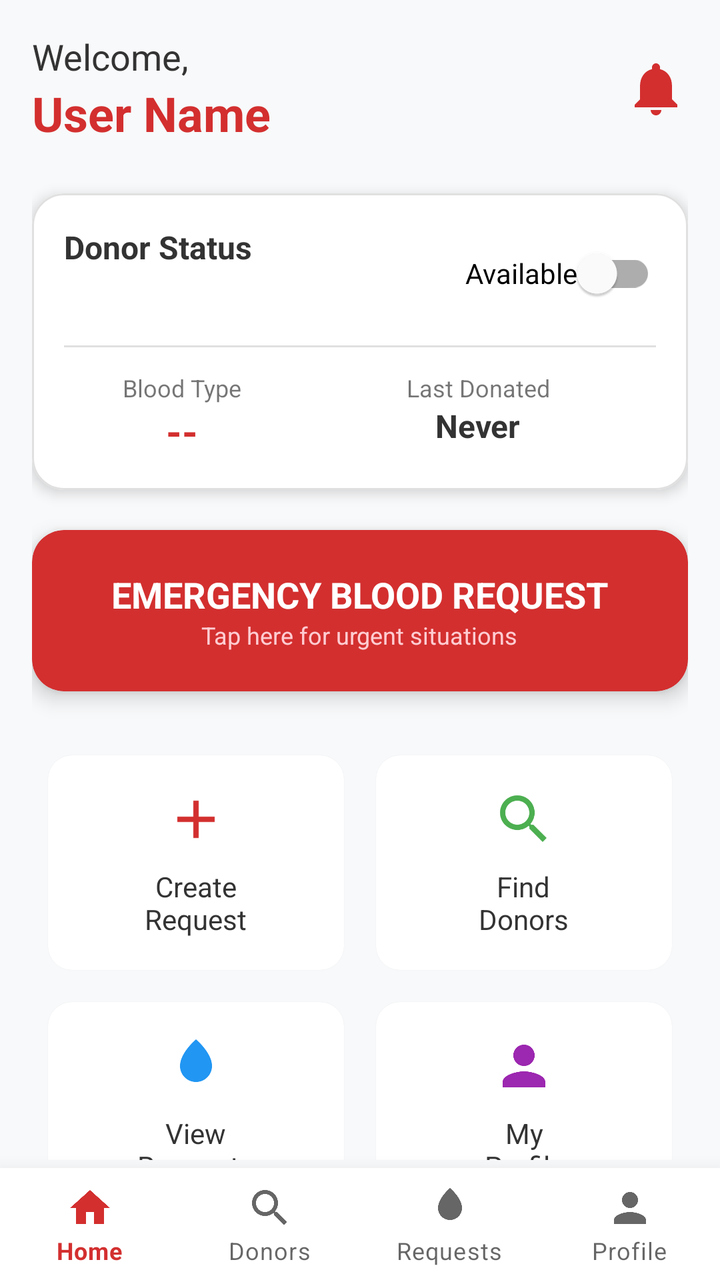
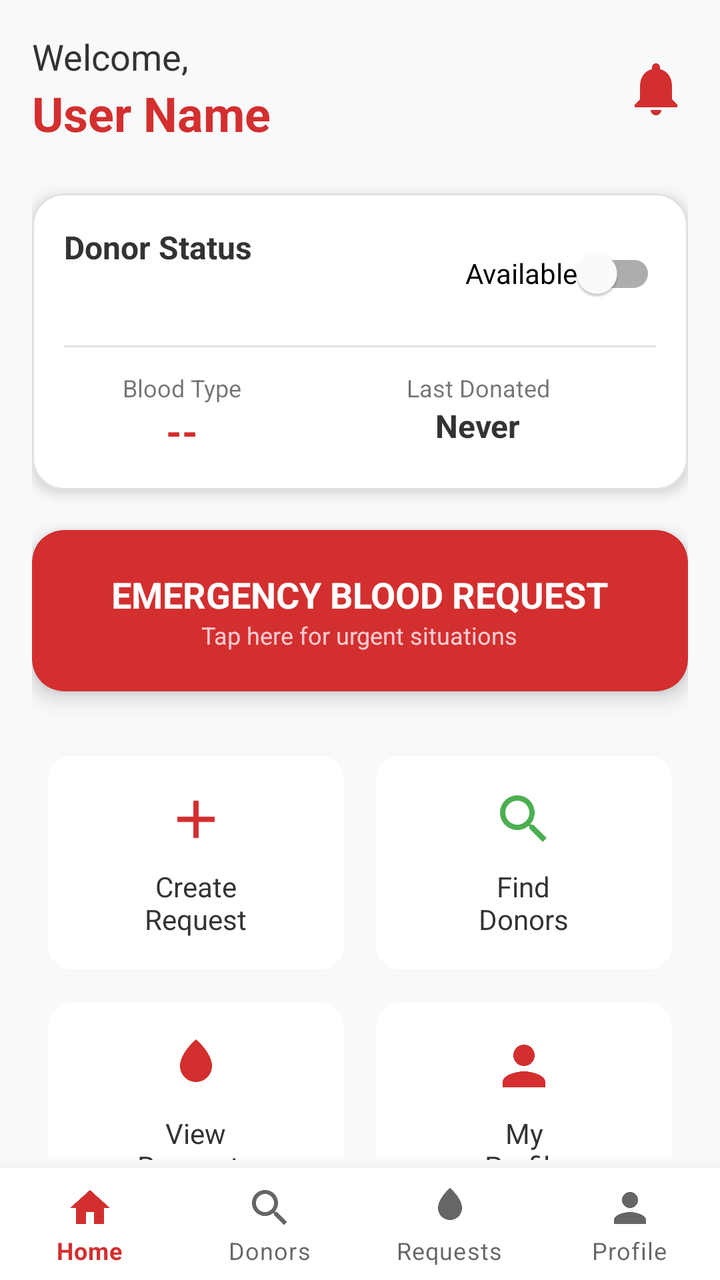

Compare the two renders of this Android layout. The source of the first and the diff that turns it into the second are given below.
<!-- AndroidManifest.xml: application theme AppTheme -->
<!-- res/layout/activity_dashboard.xml -->
<?xml version="1.0" encoding="utf-8"?>
<androidx.coordinatorlayout.widget.CoordinatorLayout xmlns:android="http://schemas.android.com/apk/res/android"
    xmlns:app="http://schemas.android.com/apk/res-auto"
    xmlns:tools="http://schemas.android.com/tools"
    android:layout_width="match_parent"
    android:layout_height="match_parent"
    android:background="#F8F9FA">

    <androidx.core.widget.NestedScrollView
        android:layout_width="match_parent"
        android:layout_height="match_parent"
        android:paddingBottom="60dp">

        <LinearLayout
            android:layout_width="match_parent"
            android:layout_height="wrap_content"
            android:orientation="vertical"
            android:padding="16dp">

            
            <RelativeLayout
                android:layout_width="match_parent"
                android:layout_height="wrap_content"
                android:layout_marginBottom="24dp">

                <LinearLayout
                    android:layout_width="wrap_content"
                    android:layout_height="wrap_content"
                    android:orientation="vertical">

                    <TextView
                        android:id="@+id/tvWelcome"
                        android:layout_width="wrap_content"
                        android:layout_height="wrap_content"
                        android:text="Welcome,"
                        android:textColor="#333"
                        android:textSize="18sp" />

                    <TextView
                        android:id="@+id/tvUserName"
                        android:layout_width="wrap_content"
                        android:layout_height="wrap_content"
                        android:text="User Name"
                        android:textColor="#D32F2F"
                        android:textSize="24sp"
                        android:textStyle="bold" />
                </LinearLayout>

                <ImageView
                    android:id="@+id/ivNotifications"
                    android:layout_width="32dp"
                    android:layout_height="32dp"
                    android:layout_alignParentEnd="true"
                    android:layout_centerVertical="true"
                    android:contentDescription="Notifications"
                    android:src="@drawable/ic_notification_bell"
                    app:tint="#D32F2F" />
            </RelativeLayout>

            
            <com.google.android.material.card.MaterialCardView
                android:id="@+id/cardDonorStatus"
                android:layout_width="match_parent"
                android:layout_height="wrap_content"
                android:layout_marginBottom="20dp"
                app:cardCornerRadius="16dp"
                app:cardElevation="4dp"
                app:strokeColor="#E0E0E0"
                app:strokeWidth="1dp">

                <LinearLayout
                    android:layout_width="match_parent"
                    android:layout_height="wrap_content"
                    android:orientation="vertical"
                    android:padding="16dp">

                    <RelativeLayout
                        android:layout_width="match_parent"
                        android:layout_height="wrap_content">

                        <TextView
                            android:layout_width="wrap_content"
                            android:layout_height="wrap_content"
                            android:text="Donor Status"
                            android:textColor="#333"
                            android:textSize="16sp"
                            android:textStyle="bold" />

                        <com.google.android.material.switchmaterial.SwitchMaterial
                            android:id="@+id/switchAvailability"
                            android:layout_width="wrap_content"
                            android:layout_height="wrap_content"
                            android:layout_alignParentEnd="true"
                            android:text="Available" />
                    </RelativeLayout>

                    <View
                        android:layout_width="match_parent"
                        android:layout_height="1dp"
                        android:layout_marginVertical="12dp"
                        android:background="#E0E0E0" />

                    <LinearLayout
                        android:layout_width="match_parent"
                        android:layout_height="wrap_content"
                        android:baselineAligned="false"
                        android:orientation="horizontal">

                        <LinearLayout
                            android:layout_width="0dp"
                            android:layout_height="wrap_content"
                            android:layout_weight="1"
                            android:gravity="center"
                            android:orientation="vertical">

                            <TextView
                                android:layout_width="wrap_content"
                                android:layout_height="wrap_content"
                                android:text="Blood Type"
                                android:textSize="12sp" />

                            <TextView
                                android:id="@+id/tvDonorBloodType"
                                android:layout_width="wrap_content"
                                android:layout_height="wrap_content"
                                android:text="--"
                                android:textColor="#D32F2F"
                                android:textSize="20sp"
                                android:textStyle="bold" />
                        </LinearLayout>

                        <LinearLayout
                            android:layout_width="0dp"
                            android:layout_height="wrap_content"
                            android:layout_weight="1.5"
                            android:gravity="center"
                            android:orientation="vertical">

                            <TextView
                                android:layout_width="wrap_content"
                                android:layout_height="wrap_content"
                                android:text="Last Donated"
                                android:textSize="12sp" />

                            <TextView
                                android:id="@+id/tvLastDonated"
                                android:layout_width="wrap_content"
                                android:layout_height="wrap_content"
                                android:text="Never"
                                android:textColor="#333"
                                android:textSize="16sp"
                                android:textStyle="bold" />
                        </LinearLayout>
                    </LinearLayout>

                    <TextView
                        android:id="@+id/tvEligibilityMessage"
                        android:layout_width="match_parent"
                        android:layout_height="wrap_content"
                        android:layout_marginTop="12dp"
                        android:background="#FFF3E0"
                        android:padding="8dp"
                        android:text="You can donate again in 45 days."
                        android:textColor="#E65100"
                        android:textSize="12sp"
                        android:visibility="gone" />

                </LinearLayout>
            </com.google.android.material.card.MaterialCardView>

            
            <com.google.android.material.card.MaterialCardView
                android:id="@+id/btnEmergencyRequest"
                android:layout_width="match_parent"
                android:layout_height="wrap_content"
                android:layout_marginBottom="24dp"
                android:clickable="true"
                android:focusable="true"
                app:cardBackgroundColor="#D32F2F"
                app:cardCornerRadius="16dp"
                app:cardElevation="6dp">

                <LinearLayout
                    android:layout_width="match_parent"
                    android:layout_height="wrap_content"
                    android:gravity="center"
                    android:orientation="vertical"
                    android:padding="20dp">

                    <TextView
                        android:layout_width="wrap_content"
                        android:layout_height="wrap_content"
                        android:text="EMERGENCY BLOOD REQUEST"
                        android:textColor="#FFFFFF"
                        android:textSize="18sp"
                        android:textStyle="bold" />

                    <TextView
                        android:layout_width="wrap_content"
                        android:layout_height="wrap_content"
                        android:text="Tap here for urgent situations"
                        android:textColor="#FFCDD2"
                        android:textSize="12sp" />
                </LinearLayout>
            </com.google.android.material.card.MaterialCardView>

            
            <GridLayout
                android:layout_width="match_parent"
                android:layout_height="wrap_content"
                android:layout_marginBottom="24dp"
                android:columnCount="2"
                android:rowCount="2">

                
                <com.google.android.material.card.MaterialCardView
                    android:id="@+id/btnCreateRequest"
                    android:layout_width="0dp"
                    android:layout_height="wrap_content"
                    android:layout_rowWeight="1"
                    android:layout_columnWeight="1"
                    android:layout_margin="8dp"
                    android:clickable="true"
                    android:focusable="true"
                    app:cardCornerRadius="12dp">

                    <LinearLayout
                        android:layout_width="match_parent"
                        android:layout_height="wrap_content"
                        android:gravity="center"
                        android:orientation="vertical"
                        android:padding="16dp">

                        <ImageView
                            android:layout_width="32dp"
                            android:layout_height="32dp"
                            android:src="@drawable/ic_add"
                            app:tint="#D32F2F" />

                        <TextView
                            android:layout_width="wrap_content"
                            android:layout_height="wrap_content"
                            android:layout_marginTop="8dp"
                            android:text="Create\nRequest"
                            android:textAlignment="center"
                            android:textColor="#333"
                            android:textSize="14sp" />
                    </LinearLayout>
                </com.google.android.material.card.MaterialCardView>

                
                <com.google.android.material.card.MaterialCardView
                    android:id="@+id/btnFindDonors"
                    android:layout_width="0dp"
                    android:layout_height="wrap_content"
                    android:layout_rowWeight="1"
                    android:layout_columnWeight="1"
                    android:layout_margin="8dp"
                    android:clickable="true"
                    android:focusable="true"
                    app:cardCornerRadius="12dp">

                    <LinearLayout
                        android:layout_width="match_parent"
                        android:layout_height="wrap_content"
                        android:gravity="center"
                        android:orientation="vertical"
                        android:padding="16dp">

                        <ImageView
                            android:layout_width="32dp"
                            android:layout_height="32dp"
                            android:src="@drawable/ic_search"
                            app:tint="#4CAF50" />

                        <TextView
                            android:layout_width="wrap_content"
                            android:layout_height="wrap_content"
                            android:layout_marginTop="8dp"
                            android:text="Find\nDonors"
                            android:textAlignment="center"
                            android:textColor="#333"
                            android:textSize="14sp" />
                    </LinearLayout>
                </com.google.android.material.card.MaterialCardView>

                
                <com.google.android.material.card.MaterialCardView
                    android:id="@+id/btnViewRequests"
                    android:layout_width="0dp"
                    android:layout_height="wrap_content"
                    android:layout_rowWeight="1"
                    android:layout_columnWeight="1"
                    android:layout_margin="8dp"
                    android:clickable="true"
                    android:focusable="true"
                    app:cardCornerRadius="12dp">

                    <LinearLayout
                        android:layout_width="match_parent"
                        android:layout_height="wrap_content"
                        android:gravity="center"
                        android:orientation="vertical"
                        android:padding="16dp">

                        <ImageView
                            android:layout_width="32dp"
                            android:layout_height="32dp"
                            android:src="@drawable/ic_blood_drop"
                            app:tint="#2196F3" />

                        <TextView
                            android:layout_width="wrap_content"
                            android:layout_height="wrap_content"
                            android:layout_marginTop="8dp"
                            android:text="View\nRequests"
                            android:textAlignment="center"
                            android:textColor="#333"
                            android:textSize="14sp" />
                    </LinearLayout>
                </com.google.android.material.card.MaterialCardView>

                
                <com.google.android.material.card.MaterialCardView
                    android:id="@+id/btnProfile"
                    android:layout_width="0dp"
                    android:layout_height="wrap_content"
                    android:layout_rowWeight="1"
                    android:layout_columnWeight="1"
                    android:layout_margin="8dp"
                    android:clickable="true"
                    android:focusable="true"
                    app:cardCornerRadius="12dp">

                    <LinearLayout
                        android:layout_width="match_parent"
                        android:layout_height="wrap_content"
                        android:gravity="center"
                        android:orientation="vertical"
                        android:padding="16dp">

                        <ImageView
                            android:layout_width="32dp"
                            android:layout_height="32dp"
                            android:src="@drawable/ic_profile"
                            app:tint="#9C27B0" />

                        <TextView
                            android:layout_width="wrap_content"
                            android:layout_height="wrap_content"
                            android:layout_marginTop="8dp"
                            android:text="My\nProfile"
                            android:textAlignment="center"
                            android:textColor="#333"
                            android:textSize="14sp" />
                    </LinearLayout>
                </com.google.android.material.card.MaterialCardView>

            </GridLayout>

            
            <LinearLayout
                android:layout_width="match_parent"
                android:layout_height="wrap_content"
                android:layout_marginBottom="24dp"
                android:orientation="horizontal">

                <LinearLayout
                    android:layout_width="0dp"
                    android:layout_height="wrap_content"
                    android:layout_weight="1"
                    android:gravity="center"
                    android:orientation="vertical">

                    <TextView
                        android:id="@+id/tvActiveRequestsCount"
                        android:layout_width="wrap_content"
                        android:layout_height="wrap_content"
                        android:text="0"
                        android:textColor="#D32F2F"
                        android:textSize="20sp"
                        android:textStyle="bold" />

                    <TextView
                        android:layout_width="wrap_content"
                        android:layout_height="wrap_content"
                        android:text="Active Requests"
                        android:textSize="11sp" />
                </LinearLayout>

                <View
                    android:layout_width="1dp"
                    android:layout_height="match_parent"
                    android:background="#E0E0E0" />

                <LinearLayout
                    android:layout_width="0dp"
                    android:layout_height="wrap_content"
                    android:layout_weight="1"
                    android:gravity="center"
                    android:orientation="vertical">

                    <TextView
                        android:id="@+id/tvAvailableDonorsCount"
                        android:layout_width="wrap_content"
                        android:layout_height="wrap_content"
                        android:text="0"
                        android:textColor="#4CAF50"
                        android:textSize="20sp"
                        android:textStyle="bold" />

                    <TextView
                        android:layout_width="wrap_content"
                        android:layout_height="wrap_content"
                        android:text="Donors Nearby"
                        android:textSize="11sp" />
                </LinearLayout>
            </LinearLayout>

            
            <TextView
                android:layout_width="match_parent"
                android:layout_height="wrap_content"
                android:layout_marginBottom="12dp"
                android:text="Nearby Requests"
                android:textColor="#333"
                android:textSize="18sp"
                android:textStyle="bold" />

            <ProgressBar
                android:id="@+id/pbRequests"
                style="?android:attr/progressBarStyleSmall"
                android:layout_width="wrap_content"
                android:layout_height="wrap_content"
                android:layout_gravity="center"
                android:visibility="gone" />

            <androidx.recyclerview.widget.RecyclerView
                android:id="@+id/rvNearbyRequests"
                android:layout_width="match_parent"
                android:layout_height="wrap_content"
                android:nestedScrollingEnabled="false"
                tools:listitem="@layout/item_blood_request" />

        </LinearLayout>
    </androidx.core.widget.NestedScrollView>

    <com.google.android.material.bottomnavigation.BottomNavigationView
        android:id="@+id/bottomNavigation"
        android:layout_width="match_parent"
        android:layout_height="wrap_content"
        android:layout_gravity="bottom"
        android:background="#FFFFFF"
        app:elevation="16dp"
        app:menu="@menu/bottom_nav_menu"
        app:labelVisibilityMode="labeled"/>

</androidx.coordinatorlayout.widget.CoordinatorLayout>
<!-- res/layout/item_blood_request.xml (included above) -->
<?xml version="1.0" encoding="utf-8"?>
<com.google.android.material.card.MaterialCardView 
    xmlns:android="http://schemas.android.com/apk/res/android"
    xmlns:app="http://schemas.android.com/apk/res-auto"
    android:id="@+id/cardView"
    android:layout_width="match_parent"
    android:layout_height="wrap_content"
    android:layout_marginBottom="12dp"
    app:cardElevation="2dp"
    app:cardCornerRadius="12dp"
    app:cardBackgroundColor="@android:color/white"
    app:strokeWidth="0dp"
    app:contentPadding="16dp"
    android:foreground="?android:attr/selectableItemBackground"
    android:clickable="true"
    android:focusable="true">

    <LinearLayout
        android:layout_width="match_parent"
        android:layout_height="wrap_content"
        android:orientation="vertical">

        
        <RelativeLayout
            android:layout_width="match_parent"
            android:layout_height="wrap_content"
            android:layout_marginBottom="12dp">

            <LinearLayout
                android:id="@+id/headerLeft"
                android:layout_width="wrap_content"
                android:layout_height="wrap_content"
                android:layout_alignParentStart="true"
                android:orientation="vertical"
                android:layout_toStartOf="@+id/headerRight">

                <TextView
                    android:id="@+id/tvPatientName"
                    android:layout_width="wrap_content"
                    android:layout_height="wrap_content"
                    android:text="John Doe"
                    android:textSize="18sp"
                    android:textStyle="bold"
                    android:textColor="#1A1A1A"/>

                <TextView
                    android:id="@+id/tvHospital"
                    android:layout_width="wrap_content"
                    android:layout_height="wrap_content"
                    android:text="City Hospital"
                    android:textSize="14sp"
                    android:textColor="#666666"
                    android:layout_marginTop="2dp"/>

            </LinearLayout>

            <LinearLayout
                android:id="@+id/headerRight"
                android:layout_width="wrap_content"
                android:layout_height="wrap_content"
                android:layout_alignParentEnd="true"
                android:orientation="horizontal">

                <com.google.android.material.chip.Chip
                    android:id="@+id/chipEmergency"
                    android:layout_width="wrap_content"
                    android:layout_height="wrap_content"
                    android:text="EMERGENCY"
                    android:textSize="11sp"
                    android:textColor="@android:color/white"
                    app:chipBackgroundColor="#F44336"
                    app:chipMinHeight="24dp"
                    app:chipCornerRadius="4dp"
                    android:visibility="gone"/>

                <com.google.android.material.chip.Chip
                    android:id="@+id/chipStatus"
                    android:layout_width="wrap_content"
                    android:layout_height="wrap_content"
                    android:text="PENDING"
                    android:textSize="11sp"
                    android:textColor="@android:color/white"
                    app:chipMinHeight="24dp"
                    app:chipCornerRadius="4dp"
                    android:layout_marginStart="8dp"/>

            </LinearLayout>

        </RelativeLayout>

        
        <LinearLayout
            android:layout_width="match_parent"
            android:layout_height="wrap_content"
            android:orientation="horizontal"
            android:gravity="center_vertical"
            android:layout_marginBottom="8dp">

            <TextView
                android:id="@+id/tvBloodType"
                android:layout_width="wrap_content"
                android:layout_height="wrap_content"
                android:text="A+"
                android:textSize="24sp"
                android:textStyle="bold"
                android:textColor="@color/primary"
                android:background="@drawable/bg_blood_type"
                android:paddingHorizontal="16dp"
                android:paddingVertical="4dp"/>

            <TextView
                android:id="@+id/tvUnits"
                android:layout_width="wrap_content"
                android:layout_height="wrap_content"
                android:text="2 units needed"
                android:textSize="14sp"
                android:textColor="#666666"
                android:layout_marginStart="12dp"/>

            <TextView
                android:id="@+id/tvDate"
                android:layout_width="0dp"
                android:layout_height="wrap_content"
                android:layout_weight="1"
                android:text="Today, 2:30 PM"
                android:textSize="12sp"
                android:textColor="#999999"
                android:gravity="end"/>

        </LinearLayout>

        
        <TextView
            android:id="@+id/tvRequesterInfo"
            android:layout_width="match_parent"
            android:layout_height="wrap_content"
            android:text="Requested by: Loading..."
            android:textSize="14sp"
            android:textColor="#666666"
            android:layout_marginBottom="4dp"
            android:visibility="gone"/>

        <TextView
            android:id="@+id/tvDonorInfo"
            android:layout_width="match_parent"
            android:layout_height="wrap_content"
            android:text="Donor: Loading..."
            android:textSize="14sp"
            android:textColor="#2E7D32"
            android:textStyle="bold"
            android:layout_marginBottom="8dp"
            android:visibility="gone"/>

        
        <TextView
            android:id="@+id/tvAdditionalInfo"
            android:layout_width="match_parent"
            android:layout_height="wrap_content"
            android:text="Urgent requirement for surgery"
            android:textSize="14sp"
            android:textColor="#666666"
            android:padding="12dp"
            android:background="#F5F5F5"
            android:layout_marginVertical="8dp"
            android:visibility="gone"/>

        
        <LinearLayout
            android:layout_width="match_parent"
            android:layout_height="wrap_content"
            android:orientation="horizontal"
            android:layout_marginTop="8dp"
            android:gravity="center_vertical">

            <com.google.android.material.button.MaterialButton
                android:id="@+id/btnAction"
                style="@style/Widget.MaterialComponents.Button"
                android:layout_width="0dp"
                android:layout_height="wrap_content"
                android:layout_weight="1"
                android:text="Accept Request"
                android:textSize="12sp"
                app:cornerRadius="18dp"
                android:layout_marginEnd="4dp"
                android:visibility="gone"/>

            <com.google.android.material.button.MaterialButton
                android:id="@+id/btnContact"
                style="@style/Widget.MaterialComponents.Button.OutlinedButton"
                android:layout_width="0dp"
                android:layout_height="36dp"
                android:layout_weight="1"
                android:text="Contact"
                android:textSize="12sp"
                android:drawableStart="@drawable/ic_phone"
                android:drawablePadding="4dp"
                app:iconGravity="textStart"
                app:cornerRadius="18dp"
                app:strokeColor="@color/primary"
                app:strokeWidth="1dp"
                android:textColor="@color/primary"
                android:layout_marginEnd="4dp"
                android:visibility="gone"/>

            <com.google.android.material.button.MaterialButton
                android:id="@+id/btnViewDetails"
                style="@style/Widget.MaterialComponents.Button.OutlinedButton"
                android:layout_width="0dp"
                android:layout_height="36dp"
                android:layout_weight="1"
                android:text="Details"
                android:textSize="12sp"
                android:drawableStart="@drawable/ic_info"
                android:drawablePadding="4dp"
                app:iconGravity="textStart"
                app:cornerRadius="18dp"
                app:strokeColor="#757575"
                app:strokeWidth="1dp"
                android:textColor="#757575"
                android:layout_marginStart="4dp"
                android:layout_marginEnd="4dp"/>

            <ImageButton
                android:id="@+id/btnShare"
                android:layout_width="36dp"
                android:layout_height="36dp"
                android:src="@drawable/ic_share"
                android:background="?selectableItemBackgroundBorderless"
                android:padding="8dp"
                app:tint="#757575"
                android:layout_marginStart="4dp"/>

            <ImageButton
                android:id="@+id/btnDelete"
                android:layout_width="36dp"
                android:layout_height="36dp"
                android:src="@drawable/ic_delete"
                android:background="?selectableItemBackgroundBorderless"
                android:padding="8dp"
                app:tint="#F44336"
                android:layout_marginStart="4dp"
                android:visibility="gone"/>

        </LinearLayout>

    </LinearLayout>

</com.google.android.material.card.MaterialCardView>
<!-- resources referenced by this layout -->
<resources>
  <color name="primary">#D32F2F</color>
  <!-- drawable bg_blood_type (drawable) -->
  <?xml version="1.0" encoding="utf-8"?>
  <shape xmlns:android="http://schemas.android.com/apk/res/android"
      android:shape="rectangle">
      <solid android:color="#FFEBEE" />
      <corners android:radius="8dp" />
      <stroke
          android:width="1dp"
          android:color="#D32F2F" />
  </shape>
  <!-- drawable ic_add (drawable) -->
  <vector xmlns:android="http://schemas.android.com/apk/res/android" android:height="24dp" android:tint="#000000" android:viewportHeight="24" android:viewportWidth="24" android:width="24dp">
        
      <path android:fillColor="@android:color/white" android:pathData="M19,13h-6v6h-2v-6H5v-2h6V5h2v6h6v2z"/>
      
  </vector>
  <!-- drawable ic_blood_drop (drawable) -->
  <vector xmlns:android="http://schemas.android.com/apk/res/android"
      android:width="24dp"
      android:height="24dp"
      android:viewportWidth="24"
      android:viewportHeight="24">
      <path
          android:fillColor="#000000"
          android:pathData="M12,2C12,2 6,7 6,12C6,15.31 8.69,18 12,18C15.31,18 18,15.31 18,12C18,7 12,2 12,2Z" />
  </vector>
  <!-- drawable ic_delete (drawable) -->
  <vector xmlns:android="http://schemas.android.com/apk/res/android"
      android:width="24dp"
      android:height="24dp"
      android:viewportWidth="24"
      android:viewportHeight="24"
      android:tint="#F44336">
    <path
        android:fillColor="@android:color/white"
        android:pathData="M6,19c0,1.1 0.9,2 2,2h8c1.1,0 2,-0.9 2,-2V7H6v12zM19,4h-3.5l-1,-1h-5l-1,1H5v2h14V4z"/>
  </vector>
  <!-- drawable ic_info (drawable) -->
  <?xml version="1.0" encoding="utf-8"?>
  <vector xmlns:android="http://schemas.android.com/apk/res/android"
      android:width="24dp"
      android:height="24dp"
      android:viewportWidth="24"
      android:viewportHeight="24"
      android:tint="?attr/colorControlNormal">
      <path
          android:fillColor="@android:color/white"
          android:pathData="M12,2C6.48,2 2,6.48 2,12s4.48,10 10,10 10,-4.48 10,-10S17.52,2 12,2zM13,17h-2v-6h2v6zM13,9h-2L11,7h2v2z"/>
  </vector>
  <!-- drawable ic_notification_bell (drawable) -->
  <vector xmlns:android="http://schemas.android.com/apk/res/android"
      android:width="24dp"
      android:height="24dp"
      android:viewportWidth="24"
      android:viewportHeight="24">
      <path
          android:fillColor="#000000"
          android:pathData="M12,22C13.1,22 14,21.1 14,20H10C10,21.1 10.9,22 12,22M18,16V11C18,7.93 16.37,5.36 13.5,4.68V4C13.5,3.17 12.83,2.5 12,2.5C11.17,2.5 10.5,3.17 10.5,4V4.68C7.64,5.36 6,7.92 6,11V16L4,18V19H20V18L18,16Z" />
  </vector>
  <!-- drawable ic_profile (drawable) -->
  <vector xmlns:android="http://schemas.android.com/apk/res/android"
      android:width="24dp"
      android:height="24dp"
      android:viewportWidth="24"
      android:viewportHeight="24">
  
      <path
          android:fillColor="#000000"
          android:pathData="M12,12c2.21,0 4,-1.79 4,-4s-1.79,-4 -4,-4 -4,1.79 -4,4 1.79,4 4,4zM12,14c-2.67,0 -8,1.34 -8,4v2h16v-2c0,-2.66 -5.33,-4 -8,-4z" />
  
  </vector>
  <style name="AppTheme" parent="Theme.MaterialComponents.Light.DarkActionBar">
          
          <item name="colorPrimary">@color/primary</item>
          <item name="colorPrimaryDark">@color/primary_dark</item>
          <item name="colorAccent">@color/accent</item>
  
          
          <item name="android:windowBackground">@color/gray_light</item>
      </style>
  <color name="primary_dark">#B71C1C</color>
  <color name="accent">#FF4081</color>
  <color name="gray_light">#F5F5F5</color>
  <!-- unchanged entries left out for length: 3 -->
</resources>

<!-- the commit's change to res/layout/activity_dashboard.xml (unified diff, before → after) -->
@@ -307,7 +307,7 @@
                             android:layout_width="32dp"
                             android:layout_height="32dp"
                             android:src="@drawable/ic_blood_drop"
-                            app:tint="#2196F3" />
+                            app:tint="#D32F2F" />
 
                         <TextView
                             android:layout_width="wrap_content"
@@ -343,7 +343,7 @@
                             android:layout_width="32dp"
                             android:layout_height="32dp"
                             android:src="@drawable/ic_profile"
-                            app:tint="#9C27B0" />
+                            app:tint="#D32F2F" />
 
                         <TextView
                             android:layout_width="wrap_content"
<!-- resource entries referenced after the edit -->
@@ -76,13 +76,12 @@
           
           <item name="colorPrimary">@color/primary</item>
           <item name="colorPrimaryDark">@color/primary_dark</item>
-          <item name="colorAccent">@color/accent</item>
+          <item name="colorAccent">@color/primary</item>
   
           
           <item name="android:windowBackground">@color/gray_light</item>
       </style>
   <color name="primary_dark">#B71C1C</color>
-  <color name="accent">#FF4081</color>
   <color name="gray_light">#F5F5F5</color>
   <!-- unchanged entries left out for length: 3 -->
 </resources>
